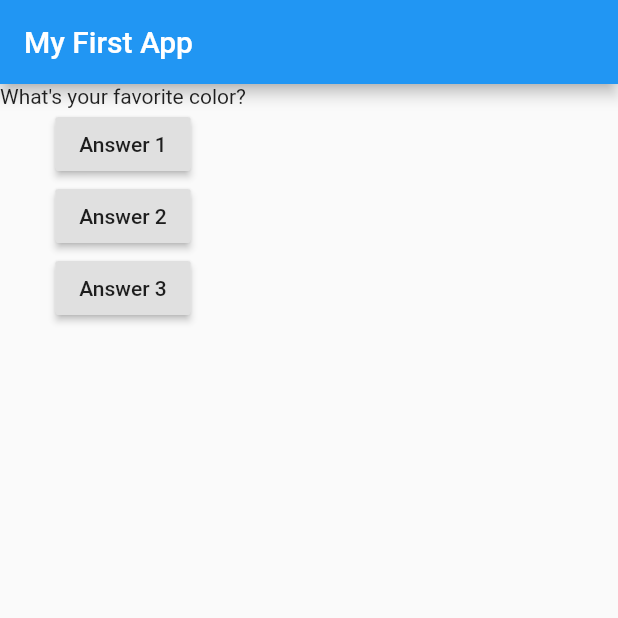
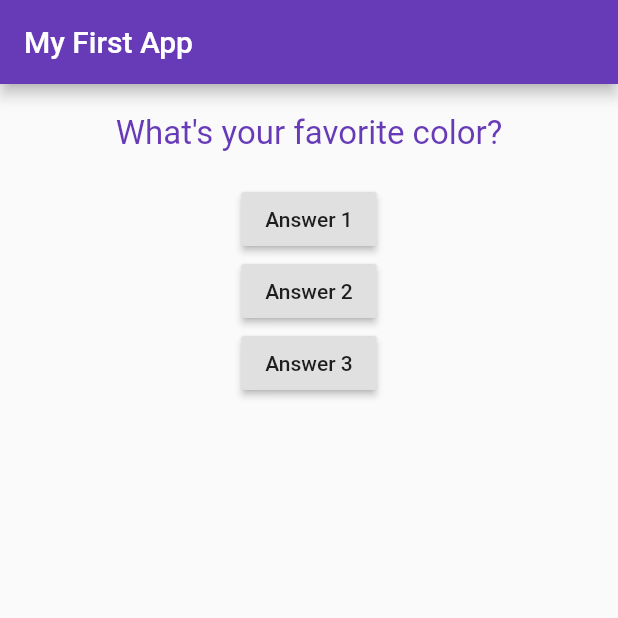
Before and after one commit to Jamiemufu/flutter_basic_quiz, a Flutter app: the screen it shows after launch, on a phone screen of 412 x 824 dp, the top half of it. Run offline on Flutter 3.47's test engine with Material 2 defaults, Android fonts, the phone set to English and light mode, and no system bars.

Commit message:
added styling

```diff
--- a/lib/main.dart
+++ b/lib/main.dart
@@ -36,6 +36,7 @@ class _MyAppState extends State<MyApp> {
       home: Scaffold(
         appBar: AppBar(
           title: Text('My First App'),
+          backgroundColor: Colors.deepPurple,
         ),
         body: Column(
           children: [
--- a/lib/question.dart
+++ b/lib/question.dart
@@ -7,6 +7,17 @@ class Question extends StatelessWidget {
 
   @override
   Widget build(BuildContext context) {
-    return Text(questionText);
+    return Container(
+      width: double.infinity,
+      margin: EdgeInsets.all(20),
+      child: Text(
+        questionText,
+        style: TextStyle(
+          fontSize: 22,
+          color: Colors.deepPurple,
+        ),
+        textAlign: TextAlign.center,
+      ),
+    );
   }
 }
```
